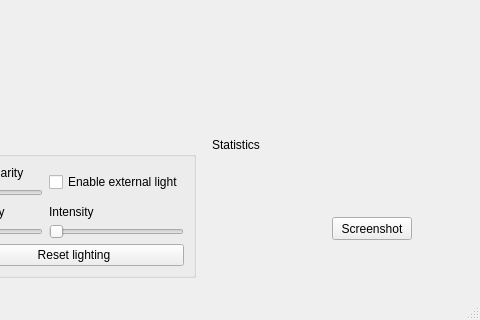
rdimaio/13CAD, file src/gui/mainwindow.ui: the form before one commit; both pictures show x 818 to 1298 and y 501 to 821 of the 1298 by 821 pixel window.
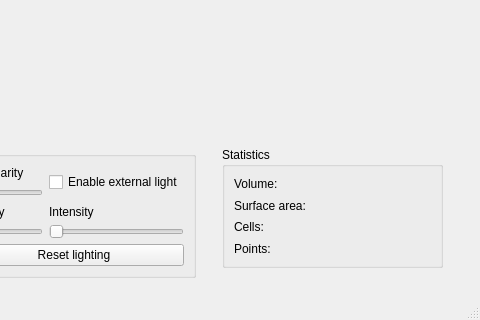
The form after the commit. Icons and pictures are not drawn. Custom widgets are drawn as their Qt base class.

Commit message: Add surface area and volume to STL models, improve continuity of background colours when model is closed

The edit to the form file:
```diff
--- a/src/gui/mainwindow.ui
+++ b/src/gui/mainwindow.ui
@@ -25,32 +25,6 @@
     </property>
     <layout class="QVBoxLayout" name="verticalLayout"/>
    </widget>
-   <widget class="QLabel" name="label_5">
-    <property name="geometry">
-     <rect>
-      <x>1030</x>
-      <y>590</y>
-      <width>141</width>
-      <height>16</height>
-     </rect>
-    </property>
-    <property name="text">
-     <string>Statistics</string>
-    </property>
-   </widget>
-   <widget class="QPushButton" name="screenshotButton">
-    <property name="geometry">
-     <rect>
-      <x>1150</x>
-      <y>670</y>
-      <width>80</width>
-      <height>23</height>
-     </rect>
-    </property>
-    <property name="text">
-     <string>Screenshot</string>
-    </property>
-   </widget>
    <widget class="QGroupBox" name="groupBox">
     <property name="geometry">
      <rect>
@@ -325,7 +299,7 @@
      </item>
     </layout>
    </widget>
-   <widget class="QGroupBox" name="">
+   <widget class="QGroupBox" name="lightingGrid">
     <property name="geometry">
      <rect>
       <x>770</x>
@@ -408,6 +382,77 @@
      </item>
     </layout>
    </widget>
+   <widget class="QGroupBox" name="statsGrid">
+    <property name="geometry">
+     <rect>
+      <x>1040</x>
+      <y>600</y>
+      <width>221</width>
+      <height>121</height>
+     </rect>
+    </property>
+    <property name="title">
+     <string>Statistics</string>
+    </property>
+    <layout class="QGridLayout" name="gridLayout_4">
+     <item row="0" column="0">
+      <widget class="QLabel" name="volLabel">
+       <property name="text">
+        <string>Volume: </string>
+       </property>
+      </widget>
+     </item>
+     <item row="0" column="1">
+      <widget class="QLabel" name="volValue">
+       <property name="text">
+        <string/>
+       </property>
+      </widget>
+     </item>
+     <item row="1" column="0">
+      <widget class="QLabel" name="surfAreaLabel">
+       <property name="text">
+        <string>Surface area:</string>
+       </property>
+      </widget>
+     </item>
+     <item row="1" column="1">
+      <widget class="QLabel" name="surfAreaValue">
+       <property name="text">
+        <string/>
+       </property>
+      </widget>
+     </item>
+     <item row="2" column="0">
+      <widget class="QLabel" name="cellsLabel">
+       <property name="text">
+        <string>Cells:</string>
+       </property>
+      </widget>
+     </item>
+     <item row="2" column="1">
+      <widget class="QLabel" name="cellsValue">
+       <property name="text">
+        <string/>
+       </property>
+      </widget>
+     </item>
+     <item row="3" column="0">
+      <widget class="QLabel" name="pointsLabel">
+       <property name="text">
+        <string>Points:</string>
+       </property>
+      </widget>
+     </item>
+     <item row="3" column="1">
+      <widget class="QLabel" name="pointsValue">
+       <property name="text">
+        <string/>
+       </property>
+      </widget>
+     </item>
+    </layout>
+   </widget>
   </widget>
   <widget class="QMenuBar" name="menubar">
    <property name="geometry">
```
The commit also changes 1 other file.
